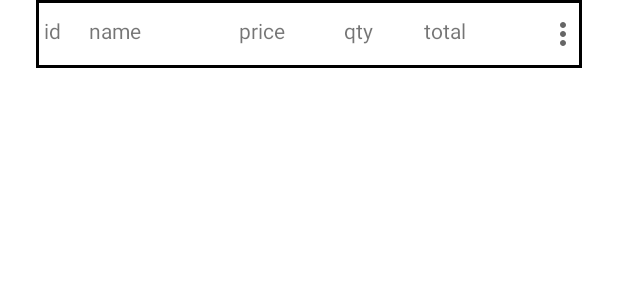
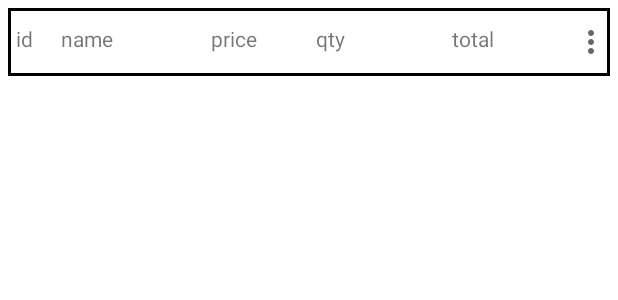
Before and after one commit to Barengific/POSRA, an Android app built with Jetpack Compose: the layout rv_basket.xml on its own in the app's theme, with its tools: preview values and no code run, on a phone screen of 412 x 824 dp. Shown: the top 300 px of the screen. Run offline under Robolectric (Android 15) with nearby library versions, the phone set to English and light mode, and no system bars.

Commit message:
Update rv_basket.xml

```diff
--- a/app/src/main/res/layout/rv_basket.xml
+++ b/app/src/main/res/layout/rv_basket.xml
@@ -3,8 +3,9 @@
     xmlns:tools="http://schemas.android.com/tools"
     android:layout_width="match_parent"
     android:layout_height="@dimen/rv_basket_item_height"
-    android:layout_marginLeft="@dimen/margin_medium"
-    android:layout_marginRight="@dimen/margin_medium"
+    android:layout_marginLeft="5dp"
+    android:layout_marginRight="5dp"
+    android:layout_marginTop="5dp"
     android:background="@drawable/border_colour_1"
     android:gravity="center_vertical">
 
```
